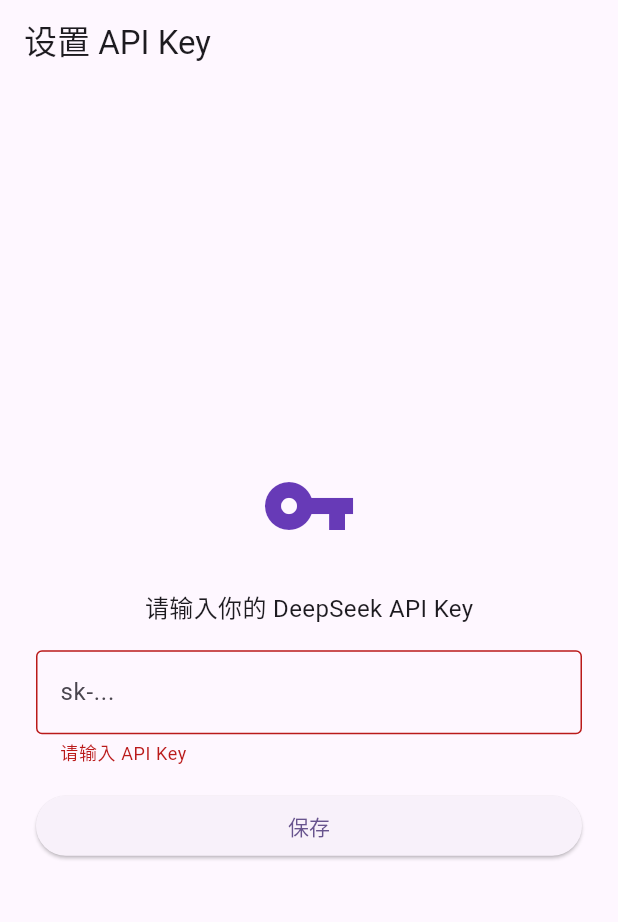
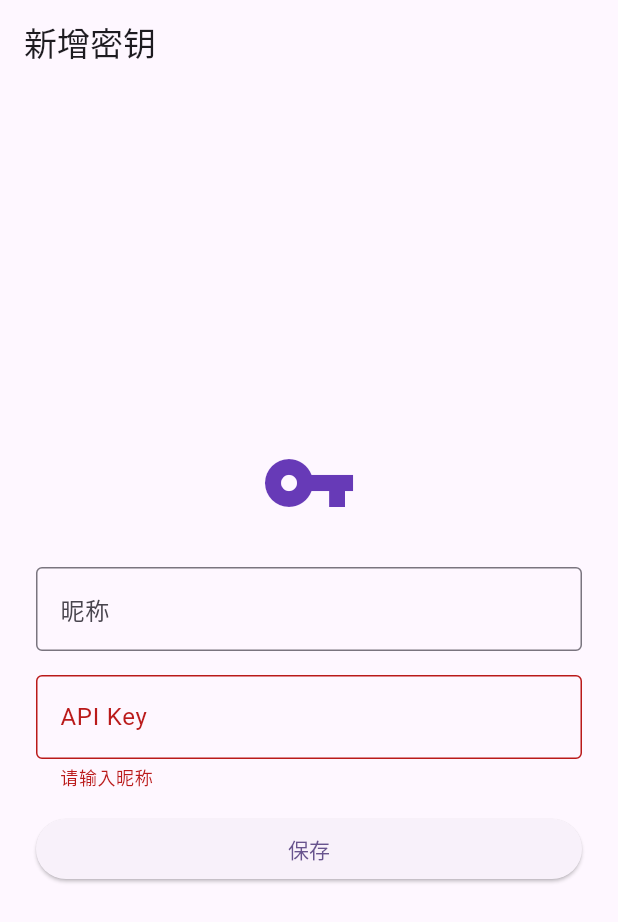
Before and after one commit to YuKiBi0/deepseek_balance_viewer, a Flutter app: the screen it shows after launch, after a tap on "保存", on a phone screen of 412 x 824 dp. Shown: the top 922 px of the screen. Run offline on Flutter 3.47's test engine with Material 3 defaults, Android fonts, the light colour scheme and no system bars; our stand-ins replace shared_preferences.

Commit message:
添加多密钥切换的功能

```diff
--- a/lib/api_key_screen.dart
+++ b/lib/api_key_screen.dart
@@ -1,5 +1,8 @@
 import 'package:flutter/material.dart';
-import 'package:shared_preferences/shared_preferences.dart';
+
+import 'key_edit_screen.dart';
+import 'models/api_key_entry.dart';
+import 'services/key_store.dart';
 
 class ApiKeyScreen extends StatefulWidget {
   const ApiKeyScreen({super.key});
@@ -9,77 +12,80 @@
 }
 
 class _ApiKeyScreenState extends State<ApiKeyScreen> {
-  final _controller = TextEditingController();
-  bool _saving = false;
-  String? _error;
+  final _store = KeyStore();
+  List<ApiKeyEntry> _keys = [];
+  String? _activeId;
+  bool _loading = true;
 
-  Future<void> _save() async {
-    final key = _controller.text.trim();
-    if (key.isEmpty) {
-      setState(() => _error = '请输入 API Key');
-      return;
+  @override
+  void initState() {
+    super.initState();
+    _load();
   }
 
+  Future<void> _load() async {
+    final keys = await _store.loadKeys();
+    final activeId = await _store.loadActiveId();
+    if (!mounted) return;
     setState(() {
-      _saving = true;
-      _error = null;
+      _keys = keys;
+      _activeId = activeId;
+      _loading = false;
     });
+  }
 
-    final prefs = await SharedPreferences.getInstance();
-    await prefs.setString('deepseek_api_key', key);
+  Future<void> _openEdit([ApiKeyEntry? entry]) async {
+    await Navigator.push(
+      context,
+      MaterialPageRoute(builder: (_) => KeyEditScreen(entry: entry)),
+    );
+    await _load();
+  }
 
-    if (mounted) {
-      Navigator.of(context).pushReplacementNamed('/home');
+  Future<void> _delete(ApiKeyEntry entry) async {
+    await _store.deleteKey(entry.id);
+    if (_activeId == entry.id) {
+      final remaining = _keys.where((e) => e.id != entry.id).toList();
+      if (remaining.isNotEmpty) {
+        await _store.setActive(remaining.first.id);
       }
     }
-
-  @override
-  void dispose() {
-    _controller.dispose();
-    super.dispose();
+    await _load();
   }
 
   @override
   Widget build(BuildContext context) {
     return Scaffold(
-      appBar: AppBar(title: const Text('设置 API Key')),
-      body: Padding(
-        padding: const EdgeInsets.all(24),
-        child: Column(
-          mainAxisAlignment: MainAxisAlignment.center,
-          children: [
-            const Icon(Icons.vpn_key, size: 64, color: Colors.deepPurple),
-            const SizedBox(height: 24),
-            const Text(
-              '请输入你的 DeepSeek API Key',
-              style: TextStyle(fontSize: 16),
+      appBar: AppBar(title: const Text('密钥管理')),
+      body: _loading
+          ? const Center(child: CircularProgressIndicator())
+          : _keys.isEmpty
+              ? const Center(child: Text('暂无密钥，点击右下角添加'))
+              : ListView.builder(
+                  itemCount: _keys.length,
+                  itemBuilder: (context, index) {
+                    final key = _keys[index];
+                    final isActive = key.id == _activeId;
+                    return ListTile(
+                      leading: Icon(
+                        isActive ? Icons.check_circle : Icons.radio_button_unchecked,
+                        color: isActive ? Colors.green : Colors.grey,
                       ),
-            const SizedBox(height: 16),
-            TextField(
-              controller: _controller,
-              decoration: InputDecoration(
-                hintText: 'sk-...',
-                border: const OutlineInputBorder(),
-                errorText: _error,
+                      title: Text(key.name),
+                      subtitle: Text(key.maskedKey),
+                      trailing: IconButton(
+                        icon: const Icon(Icons.delete_outline, color: Colors.red),
+                        tooltip: '删除',
+                        onPressed: () => _delete(key),
                       ),
-              onSubmitted: (_) => _save(),
+                      onTap: () => _openEdit(key),
+                    );
+                  },
                 ),
-            const SizedBox(height: 16),
-            SizedBox(
-              width: double.infinity,
-              child: ElevatedButton(
-                onPressed: _saving ? null : _save,
-                child: _saving
-                    ? const SizedBox(
-                        height: 20,
-                        width: 20,
-                        child: CircularProgressIndicator(strokeWidth: 2),
-                      )
-                    : const Text('保存'),
-              ),
-            ),
-          ],
-        ),
+      floatingActionButton: FloatingActionButton(
+        onPressed: () => _openEdit(),
+        tooltip: '添加密钥',
+        child: const Icon(Icons.add),
       ),
     );
   }
--- /dev/null
+++ b/lib/key_edit_screen.dart
@@ -0,0 +1,124 @@
+import 'package:flutter/material.dart';
+
+import 'models/api_key_entry.dart';
+import 'services/key_store.dart';
+
+class KeyEditScreen extends StatefulWidget {
+  final ApiKeyEntry? entry;
+
+  const KeyEditScreen({super.key, this.entry});
+
+  @override
+  State<KeyEditScreen> createState() => _KeyEditScreenState();
+}
+
+class _KeyEditScreenState extends State<KeyEditScreen> {
+  late final TextEditingController _nameController;
+  late final TextEditingController _keyController;
+  bool _saving = false;
+  String? _error;
+
+  bool get _isEditing => widget.entry != null;
+
+  @override
+  void initState() {
+    super.initState();
+    _nameController = TextEditingController(text: widget.entry?.name ?? '');
+    _keyController = TextEditingController(text: widget.entry?.apiKey ?? '');
+  }
+
+  @override
+  void dispose() {
+    _nameController.dispose();
+    _keyController.dispose();
+    super.dispose();
+  }
+
+  Future<void> _save() async {
+    final name = _nameController.text.trim();
+    final key = _keyController.text.trim();
+
+    if (name.isEmpty) {
+      setState(() => _error = '请输入昵称');
+      return;
+    }
+    if (key.isEmpty) {
+      setState(() => _error = '请输入 API Key');
+      return;
+    }
+
+    setState(() {
+      _saving = true;
+      _error = null;
+    });
+
+    final store = KeyStore();
+    if (_isEditing) {
+      await store.updateKey(ApiKeyEntry(
+        id: widget.entry!.id,
+        name: name,
+        apiKey: key,
+      ));
+    } else {
+      final entry = await store.addNewKey(name, key);
+      await store.setActive(entry.id);
+    }
+
+    if (!mounted) return;
+    if (Navigator.canPop(context)) {
+      Navigator.pop(context);
+    } else {
+      Navigator.pushReplacementNamed(context, '/home');
+    }
+  }
+
+  @override
+  Widget build(BuildContext context) {
+    return Scaffold(
+      appBar: AppBar(title: Text(_isEditing ? '编辑密钥' : '新增密钥')),
+      body: Padding(
+        padding: const EdgeInsets.all(24),
+        child: Column(
+          mainAxisAlignment: MainAxisAlignment.center,
+          children: [
+            const Icon(Icons.vpn_key, size: 64, color: Colors.deepPurple),
+            const SizedBox(height: 24),
+            TextField(
+              controller: _nameController,
+              decoration: const InputDecoration(
+                labelText: '昵称',
+                hintText: '例如：工作号',
+                border: OutlineInputBorder(),
+              ),
+            ),
+            const SizedBox(height: 16),
+            TextField(
+              controller: _keyController,
+              decoration: InputDecoration(
+                labelText: 'API Key',
+                hintText: 'sk-...',
+                border: const OutlineInputBorder(),
+                errorText: _error,
+              ),
+              onSubmitted: (_) => _save(),
+            ),
+            const SizedBox(height: 16),
+            SizedBox(
+              width: double.infinity,
+              child: ElevatedButton(
+                onPressed: _saving ? null : _save,
+                child: _saving
+                    ? const SizedBox(
+                        height: 20,
+                        width: 20,
+                        child: CircularProgressIndicator(strokeWidth: 2),
+                      )
+                    : const Text('保存'),
+              ),
+            ),
+          ],
+        ),
+      ),
+    );
+  }
+}
--- a/lib/main.dart
+++ b/lib/main.dart
@@ -1,7 +1,9 @@
 import 'package:flutter/material.dart';
-import 'package:shared_preferences/shared_preferences.dart';
+
 import 'api_key_screen.dart';
 import 'home_screen.dart';
+import 'key_edit_screen.dart';
+import 'services/key_store.dart';
 
 void main() {
   runApp(const DeepSeekBalanceApp());
@@ -21,7 +23,7 @@
       initialRoute: '/',
       routes: {
         '/': (_) => const SplashScreen(),
-        '/apikey': (_) => const ApiKeyScreen(),
+        '/keys': (_) => const ApiKeyScreen(),
         '/home': (_) => const HomeScreen(),
       },
     );
@@ -39,18 +41,19 @@
   @override
   void initState() {
     super.initState();
-    _checkApiKey();
+    _checkKeys();
   }
 
-  Future<void> _checkApiKey() async {
-    final prefs = await SharedPreferences.getInstance();
-    final apiKey = prefs.getString('deepseek_api_key');
+  Future<void> _checkKeys() async {
+    final keys = await KeyStore().loadKeys();
 
     if (!mounted) return;
-    if (apiKey != null && apiKey.isNotEmpty) {
+    if (keys.isEmpty) {
+      Navigator.of(context).pushReplacement(
+        MaterialPageRoute(builder: (_) => const KeyEditScreen()),
+      );
+    } else {
       Navigator.of(context).pushReplacementNamed('/home');
-    } else {
-      Navigator.of(context).pushReplacementNamed('/apikey');
     }
   }
 
--- /dev/null
+++ b/lib/models/api_key_entry.dart
@@ -0,0 +1,29 @@
+class ApiKeyEntry {
+  final String id;
+  final String name;
+  final String apiKey;
+
+  ApiKeyEntry({
+    required this.id,
+    required this.name,
+    required this.apiKey,
+  });
+
+  /// 脱敏展示密钥，如 `sk-...abc123`
+  String get maskedKey {
+    if (apiKey.length <= 8) return apiKey;
+    return '${apiKey.substring(0, 3)}...${apiKey.substring(apiKey.length - 4)}';
+  }
+
+  Map<String, dynamic> toJson() => {
+        'id': id,
+        'name': name,
+        'key': apiKey,
+      };
+
+  factory ApiKeyEntry.fromJson(Map<String, dynamic> json) => ApiKeyEntry(
+        id: json['id'] as String,
+        name: json['name'] as String,
+        apiKey: json['key'] as String,
+      );
+}
--- /dev/null
+++ b/lib/services/key_store.dart
@@ -0,0 +1,94 @@
+import 'dart:convert';
+import 'dart:math';
+
+import 'package:shared_preferences/shared_preferences.dart';
+
+import '../models/api_key_entry.dart';
+
+class KeyStore {
+  static const _keysKey = 'deepseek_api_keys';
+  static const _activeKey = 'active_api_key_id';
+  static const _legacyKey = 'deepseek_api_key';
+
+  /// 加载全部密钥；若存在旧版单密钥则自动迁移。
+  Future<List<ApiKeyEntry>> loadKeys() async {
+    final prefs = await SharedPreferences.getInstance();
+    final raw = prefs.getString(_keysKey);
+
+    if (raw != null && raw.isNotEmpty) {
+      final list = json.decode(raw) as List<dynamic>;
+      return list
+          .map((e) => ApiKeyEntry.fromJson(e as Map<String, dynamic>))
+          .toList();
+    }
+
+    // 迁移旧版单密钥
+    final legacy = prefs.getString(_legacyKey);
+    if (legacy != null && legacy.isNotEmpty) {
+      final entry = ApiKeyEntry(id: _genId(), name: '默认', apiKey: legacy);
+      await _saveKeys([entry]);
+      await _saveActive(entry.id);
+      await prefs.remove(_legacyKey);
+      return [entry];
+    }
+
+    return [];
+  }
+
+  Future<String?> loadActiveId() async {
+    final prefs = await SharedPreferences.getInstance();
+    return prefs.getString(_activeKey);
+  }
+
+  Future<void> addKey(ApiKeyEntry entry) async {
+    final keys = await loadKeys();
+    keys.add(entry);
+    await _saveKeys(keys);
+  }
+
+  /// 生成新密钥并写入，返回带服务端分配 ID 的实体。
+  Future<ApiKeyEntry> addNewKey(String name, String apiKey) async {
+    final entry = ApiKeyEntry(id: _genId(), name: name, apiKey: apiKey);
+    await addKey(entry);
+    return entry;
+  }
+
+  Future<void> updateKey(ApiKeyEntry entry) async {
+    final keys = await loadKeys();
+    final index = keys.indexWhere((e) => e.id == entry.id);
+    if (index != -1) {
+      keys[index] = entry;
+      await _saveKeys(keys);
+    }
+  }
+
+  Future<void> deleteKey(String id) async {
+    final keys = await loadKeys();
+    keys.removeWhere((e) => e.id == id);
+    await _saveKeys(keys);
+  }
+
+  Future<void> setActive(String id) async {
+    await _saveActive(id);
+  }
+
+  Future<void> _saveKeys(List<ApiKeyEntry> keys) async {
+    final prefs = await SharedPreferences.getInstance();
+    final raw = json.encode(keys.map((e) => e.toJson()).toList());
+    await prefs.setString(_keysKey, raw);
+  }
+
+  Future<void> _saveActive(String? id) async {
+    final prefs = await SharedPreferences.getInstance();
+    if (id == null) {
+      await prefs.remove(_activeKey);
+    } else {
+      await prefs.setString(_activeKey, id);
+    }
+  }
+
+  String _genId() {
+    final random = Random();
+    return '${DateTime.now().microsecondsSinceEpoch}-${random.nextInt(0xFFFFFF)}';
+  }
+}
--- a/pubspec.yaml
+++ b/pubspec.yaml
@@ -16,7 +16,7 @@
 # https://developer.apple.com/library/archive/documentation/General/Reference/InfoPlistKeyReference/Articles/CoreFoundationKeys.html
 # In Windows, build-name is used as the major, minor, and patch parts
 # of the product and file versions while build-number is used as the build suffix.
-version: 1.0.0+1
+version: 1.1.0+2
 
 environment:
   sdk: ^3.11.5
```
Also changed, not shown: lib/home_screen.dart (+226 -51 lines), 1 other file. Lines whose indentation alone changed are shown as unchanged.
